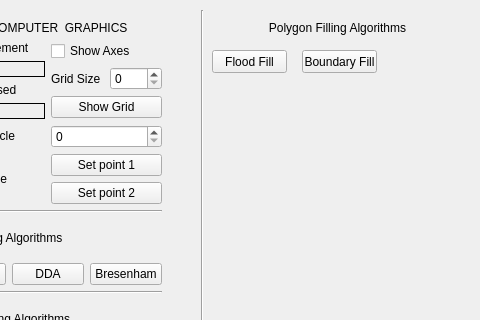
Qt form mainwindow.ui (ModestDeveloper/GraphicsQtBasicAlgorithms) before a commit; both pictures show x 568 to 1048 and y 0 to 320 of the 1048 by 562 pixel window.
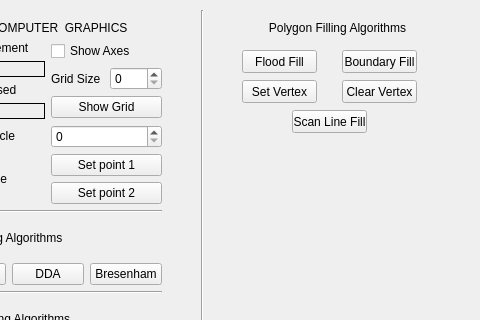
The same form after that commit. Custom widgets are drawn as their Qt base class.

Commit message: Added Scan-Line Fill Algorithm

```diff
--- a/mainwindow.ui
+++ b/mainwindow.ui
@@ -472,7 +472,7 @@
    <widget class="QPushButton" name="floodFill">
     <property name="geometry">
      <rect>
-      <x>780</x>
+      <x>810</x>
       <y>50</y>
       <width>75</width>
       <height>23</height>
@@ -485,7 +485,7 @@
    <widget class="QPushButton" name="boundaryFill">
     <property name="geometry">
      <rect>
-      <x>870</x>
+      <x>910</x>
       <y>50</y>
       <width>75</width>
       <height>23</height>
@@ -511,6 +511,45 @@
      <set>Qt::AlignCenter</set>
     </property>
    </widget>
+   <widget class="QPushButton" name="setVertex">
+    <property name="geometry">
+     <rect>
+      <x>810</x>
+      <y>80</y>
+      <width>75</width>
+      <height>23</height>
+     </rect>
+    </property>
+    <property name="text">
+     <string>Set Vertex</string>
+    </property>
+   </widget>
+   <widget class="QPushButton" name="clearVertex">
+    <property name="geometry">
+     <rect>
+      <x>910</x>
+      <y>80</y>
+      <width>75</width>
+      <height>23</height>
+     </rect>
+    </property>
+    <property name="text">
+     <string>Clear Vertex</string>
+    </property>
+   </widget>
+   <widget class="QPushButton" name="scanLineFill">
+    <property name="geometry">
+     <rect>
+      <x>860</x>
+      <y>110</y>
+      <width>75</width>
+      <height>23</height>
+     </rect>
+    </property>
+    <property name="text">
+     <string>Scan Line Fill</string>
+    </property>
+   </widget>
   </widget>
   <widget class="QStatusBar" name="statusBar"/>
  </widget>
```
The commit also changes 2 other files.
